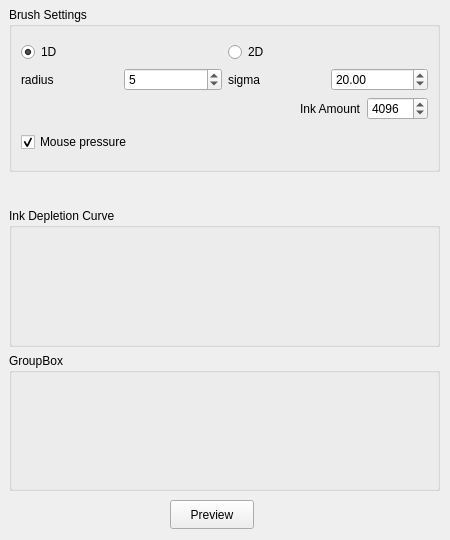
Above: krita/plugins/paintops/sumie/wdgsumieoptions.ui from KDE/krita before the change. Below: the same form after it.
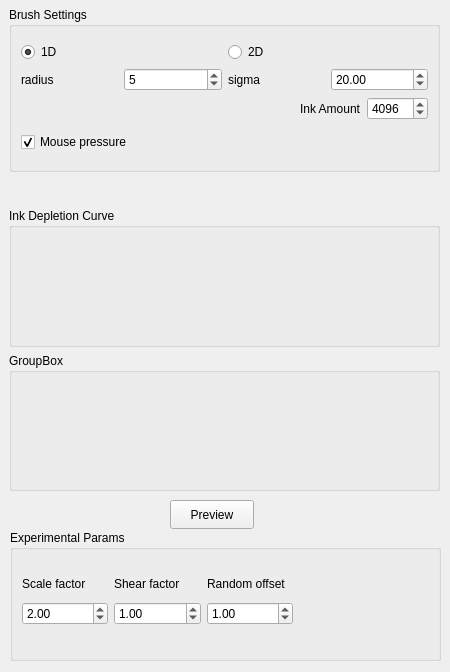
That is the form after the change. Custom widgets are drawn as their Qt base class.

Commit message: Using QTransform for 2D transformations (shear, scale, tranlate and rotate) and some extra parameters in GUI added.

What changed in the file:
```diff
--- a/krita/plugins/paintops/sumie/wdgsumieoptions.ui
+++ b/krita/plugins/paintops/sumie/wdgsumieoptions.ui
@@ -6,13 +6,13 @@
     <x>0</x>
     <y>0</y>
     <width>450</width>
-    <height>540</height>
+    <height>672</height>
    </rect>
   </property>
   <property name="minimumSize" >
    <size>
     <width>450</width>
-    <height>540</height>
+    <height>672</height>
    </size>
   </property>
   <widget class="QWidget" name="layoutWidget" >
@@ -223,6 +223,94 @@
     <string>Preview</string>
    </property>
   </widget>
+  <widget class="QGroupBox" name="groupBox_2" >
+   <property name="geometry" >
+    <rect>
+     <x>10</x>
+     <y>530</y>
+     <width>431</width>
+     <height>131</height>
+    </rect>
+   </property>
+   <property name="title" >
+    <string>Experimental Params</string>
+   </property>
+   <widget class="QWidget" name="" >
+    <property name="geometry" >
+     <rect>
+      <x>12</x>
+      <y>41</y>
+      <width>271</width>
+      <height>54</height>
+     </rect>
+    </property>
+    <layout class="QHBoxLayout" name="horizontalLayout" >
+     <item>
+      <layout class="QVBoxLayout" name="verticalLayout_2" >
+       <item>
+        <widget class="QLabel" name="label" >
+         <property name="text" >
+          <string>Scale factor</string>
+         </property>
+        </widget>
+       </item>
+       <item>
+        <widget class="QDoubleSpinBox" name="scaleBox" >
+         <property name="minimum" >
+          <double>-99.000000000000000</double>
+         </property>
+         <property name="value" >
+          <double>2.000000000000000</double>
+         </property>
+        </widget>
+       </item>
+      </layout>
+     </item>
+     <item>
+      <layout class="QVBoxLayout" name="verticalLayout_3" >
+       <item>
+        <widget class="QLabel" name="label_2" >
+         <property name="text" >
+          <string>Shear factor</string>
+         </property>
+        </widget>
+       </item>
+       <item>
+        <widget class="QDoubleSpinBox" name="shearBox" >
+         <property name="minimum" >
+          <double>-99.000000000000000</double>
+         </property>
+         <property name="value" >
+          <double>1.000000000000000</double>
+         </property>
+        </widget>
+       </item>
+      </layout>
+     </item>
+     <item>
+      <layout class="QVBoxLayout" name="verticalLayout_4" >
+       <item>
+        <widget class="QLabel" name="label_3" >
+         <property name="text" >
+          <string>Random offset</string>
+         </property>
+        </widget>
+       </item>
+       <item>
+        <widget class="QDoubleSpinBox" name="rndBox" >
+         <property name="minimum" >
+          <double>-99.000000000000000</double>
+         </property>
+         <property name="value" >
+          <double>1.000000000000000</double>
+         </property>
+        </widget>
+       </item>
+      </layout>
+     </item>
+    </layout>
+   </widget>
+  </widget>
  </widget>
  <customwidgets>
   <customwidget>
```
The commit also changes 5 other files.
